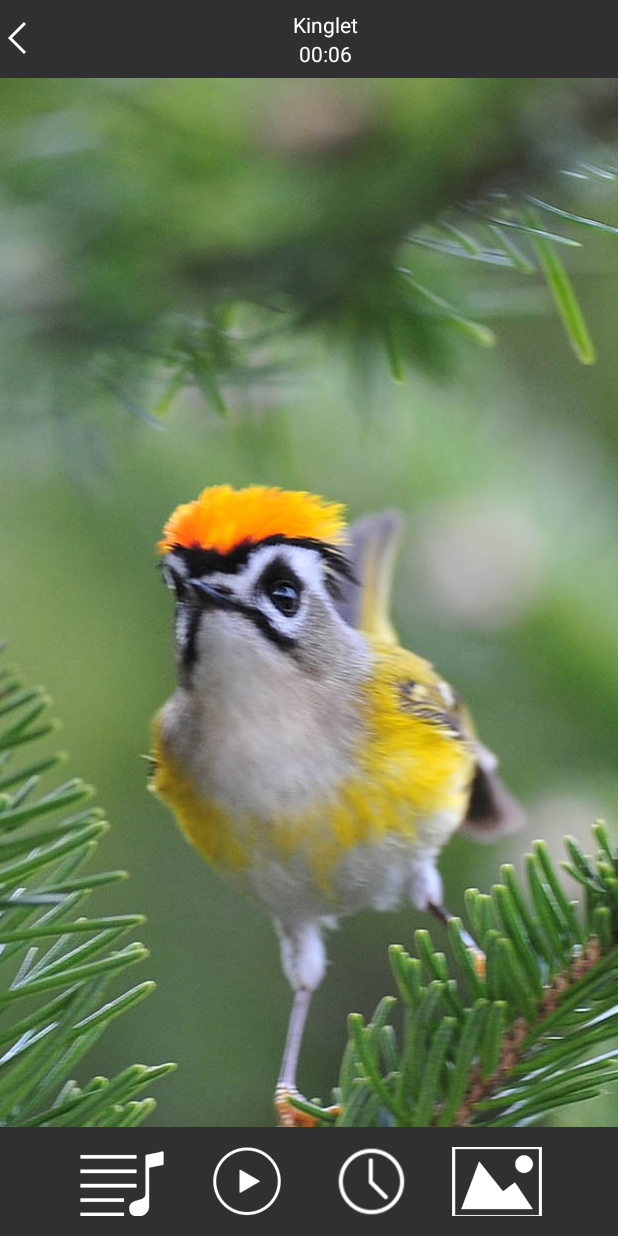
After one commit to dangvanduc90/BirdsRingtoneAndWallpaper, an Android app: the DetailActivity screen opened directly, with no data from a screen before it, on a phone screen of 412 x 824 dp. The commit adds this screen. Run offline under Robolectric (Android 15) with nearby library versions, the light colour scheme and no system bars; our stand-ins replace sdp/ssp sizes; 1 statement that could not run was skipped.

Commit message:
tao detail actvyty

```diff
--- a/app/build.gradle
+++ b/app/build.gradle
@@ -26,7 +26,7 @@ dependencies {
     })
     compile 'com.android.support:appcompat-v7:26.+'
     compile 'com.android.support.constraint:constraint-layout:1.0.2'
-    testCompile 'junit:junit:4.12'
     compile 'com.intuit.sdp:sdp-android:1.0.4'
     compile 'com.android.support:design:26.0.0-alpha1'
+    testCompile 'junit:junit:4.12'
 }
--- a/app/src/main/AndroidManifest.xml
+++ b/app/src/main/AndroidManifest.xml
@@ -16,6 +16,7 @@
                 <category android:name="android.intent.category.LAUNCHER" />
             </intent-filter>
         </activity>
+        <activity android:name=".DetailActivity"></activity>
     </application>
 
 </manifest>
--- /dev/null
+++ b/app/src/main/java/com/changeringtone/birdrringtone/birdsringtoneandwallpaper/DetailActivity.java
@@ -0,0 +1,35 @@
+package com.changeringtone.birdrringtone.birdsringtoneandwallpaper;
+
+import android.content.Intent;
+import android.os.Bundle;
+import android.support.v7.app.AppCompatActivity;
+import android.util.Log;
+import android.view.View;
+import android.widget.ImageButton;
+
+public class DetailActivity extends AppCompatActivity implements View.OnClickListener{
+
+    ImageButton ibtnBack, ibtnSetAs, ibtnPlay, ibtnAlarm, ibtnSetWallPaper;
+
+    @Override
+    protected void onCreate(Bundle savedInstanceState) {
+        super.onCreate(savedInstanceState);
+        setContentView(R.layout.activity_detail);
+        Intent intent = getIntent();
+        Bundle bundle = intent.getExtras();
+        int position = bundle.getInt("position");
+        Log.d("position", position + "");
+    }
+
+    @Override
+    public void onClick(View view) {
+        switch (view.getId()) {
+            case R.id.ibtnBack:
+                startActivity(new Intent(DetailActivity.this, MainActivity.class));
+                break;
+            case R.id.ibtnSetAs:
+
+                break;
+        }
+    }
+}
--- a/app/src/main/java/com/changeringtone/birdrringtone/birdsringtoneandwallpaper/MainActivity.java
+++ b/app/src/main/java/com/changeringtone/birdrringtone/birdsringtoneandwallpaper/MainActivity.java
@@ -5,6 +5,8 @@ import android.support.v4.app.FragmentManager;
 import android.support.v4.view.ViewPager;
 import android.support.v7.app.AppCompatActivity;
 import android.os.Bundle;
+
+import com.changeringtone.birdrringtone.birdsringtoneandwallpaper.adapter.ViewPagerAdapter;
 
 public class MainActivity extends AppCompatActivity {
 
--- a/app/src/main/java/com/changeringtone/birdrringtone/birdsringtoneandwallpaper/ViewPagerAdapter.java
+++ b/app/src/main/java/com/changeringtone/birdrringtone/birdsringtoneandwallpaper/adapter/ViewPagerAdapter.java
@@ -1,8 +1,11 @@
-package com.changeringtone.birdrringtone.birdsringtoneandwallpaper;
+package com.changeringtone.birdrringtone.birdsringtoneandwallpaper.adapter;
 
 import android.support.v4.app.Fragment;
 import android.support.v4.app.FragmentManager;
 import android.support.v4.app.FragmentPagerAdapter;
+
+import com.changeringtone.birdrringtone.birdsringtoneandwallpaper.FragmentRecommend;
+import com.changeringtone.birdrringtone.birdsringtoneandwallpaper.FragmentRingTone;
 
 public class ViewPagerAdapter extends FragmentPagerAdapter {
     public ViewPagerAdapter(FragmentManager fm) {
--- a/app/src/main/java/com/changeringtone/birdrringtone/birdsringtoneandwallpaper/Song.java
+++ b/app/src/main/java/com/changeringtone/birdrringtone/birdsringtoneandwallpaper/model/Song.java
@@ -1,4 +1,4 @@
-package com.changeringtone.birdrringtone.birdsringtoneandwallpaper;
+package com.changeringtone.birdrringtone.birdsringtoneandwallpaper.model;
 
 public class Song {
     private String title;
--- /dev/null
+++ b/app/src/main/res/layout/activity_detail.xml
@@ -0,0 +1,89 @@
+<?xml version="1.0" encoding="utf-8"?>
+<LinearLayout xmlns:android="http://schemas.android.com/apk/res/android"
+    xmlns:app="http://schemas.android.com/apk/res-auto"
+    xmlns:tools="http://schemas.android.com/tools"
+    android:orientation="vertical"
+    android:layout_width="match_parent"
+    android:layout_height="match_parent"
+    android:weightSum="10"
+    tools:context="com.changeringtone.birdrringtone.birdsringtoneandwallpaper.DetailActivity">
+    <LinearLayout
+        android:gravity="center"
+        android:layout_marginTop="@dimen/_5sdp"
+        android:layout_marginBottom="@dimen/_5sdp"
+        android:orientation="horizontal"
+        android:layout_width="match_parent"
+        android:layout_height="wrap_content">
+        <ImageButton
+            android:id="@+id/ibtnBack"
+            android:background="@null"
+            android:src="@mipmap/slide"
+            android:layout_width="wrap_content"
+            android:layout_height="wrap_content" />
+        <LinearLayout
+            android:gravity="center"
+            android:orientation="vertical"
+            android:layout_width="match_parent"
+            android:layout_height="wrap_content">
+            <TextView
+                android:id="@+id/tvTitle"
+                android:textColor="@color/colorWhite"
+                android:text="Kinglet"
+                android:layout_width="wrap_content"
+                android:layout_height="wrap_content" />
+            <TextView
+                android:id="@+id/tvDuring"
+                android:textColor="@color/colorWhite"
+                android:text="00:06"
+                android:layout_width="wrap_content"
+                android:layout_height="wrap_content" />
+        </LinearLayout>
+    </LinearLayout>
+    <LinearLayout
+        android:layout_weight="9"
+        android:layout_width="match_parent"
+        android:layout_height="wrap_content">
+        <ImageView
+            android:scaleType="center"
+            android:src="@mipmap/bg6"
+            android:layout_width="wrap_content"
+            android:layout_height="wrap_content" />
+    </LinearLayout>
+    <LinearLayout
+        android:layout_weight="1"
+        android:padding="@dimen/_10sdp"
+        android:layout_marginLeft="@dimen/_20sdp"
+        android:layout_marginRight="@dimen/_20sdp"
+        android:orientation="horizontal"
+        android:layout_width="match_parent"
+        android:layout_height="wrap_content">
+        <ImageButton
+            android:id="@+id/ibtnSetAs"
+            android:background="@null"
+            android:layout_weight="1"
+            android:src="@mipmap/setring"
+            android:layout_width="wrap_content"
+            android:layout_height="wrap_content" />
+        <ImageButton
+            android:id="@+id/ibtnPlay"
+            android:background="@null"
+            android:layout_weight="1"
+            android:src="@mipmap/goplay"
+            android:layout_width="wrap_content"
+            android:layout_height="wrap_content" />
+        <ImageButton
+            android:id="@+id/ibtnAlarm"
+            android:background="@null"
+            android:layout_weight="1"
+            android:src="@mipmap/ring_info_alarmn"
+            android:layout_width="wrap_content"
+            android:layout_height="wrap_content" />
+        <ImageButton
+            android:id="@+id/ibtnSetWallPaper"
+            android:background="@null"
+            android:layout_weight="1"
+            android:src="@mipmap/ring_setwallpaper"
+            android:layout_width="wrap_content"
+            android:layout_height="wrap_content" />
+    </LinearLayout>
+</LinearLayout>
--- a/app/src/main/res/layout/fragment_ringtone.xml
+++ b/app/src/main/res/layout/fragment_ringtone.xml
@@ -5,6 +5,7 @@
     android:layout_height="match_parent">
     <ListView
         android:id="@+id/lvRecommend"
+        android:descendantFocusability="blocksDescendants"
         android:layout_width="match_parent"
         android:layout_height="wrap_content" />
 </LinearLayout>
--- a/app/src/main/res/layout/row_ringtone.xml
+++ b/app/src/main/res/layout/row_ringtone.xml
@@ -41,6 +41,8 @@
         android:layout_height="@dimen/_25sdp" />
     <ImageButton
         android:id="@+id/iconPlay"
+        android:clickable="false"
+        android:focusable="false"
         android:background="@null"
         android:layout_marginLeft="@dimen/_10sdp"
         android:layout_weight="1"
```
Also changed, not shown: app/src/main/java/com/changeringtone/birdrringtone/birdsringtoneandwallpaper/FragmentRingTone.java (+6 -41 lines), app/src/main/java/com/changeringtone/birdrringtone/birdsringtoneandwallpaper/adapter/ListViewRingToneAdapter.java (renamed from app/src/main/java/com/changeringtone/birdrringtone/birdsringtoneandwallpaper/ListViewRingToneAdapter.java, +26 -2 lines), app/src/main/java/com/changeringtone/birdrringtone/birdsringtoneandwallpaper/model/ListAssetFiles.java (added, +54 -0 lines).
